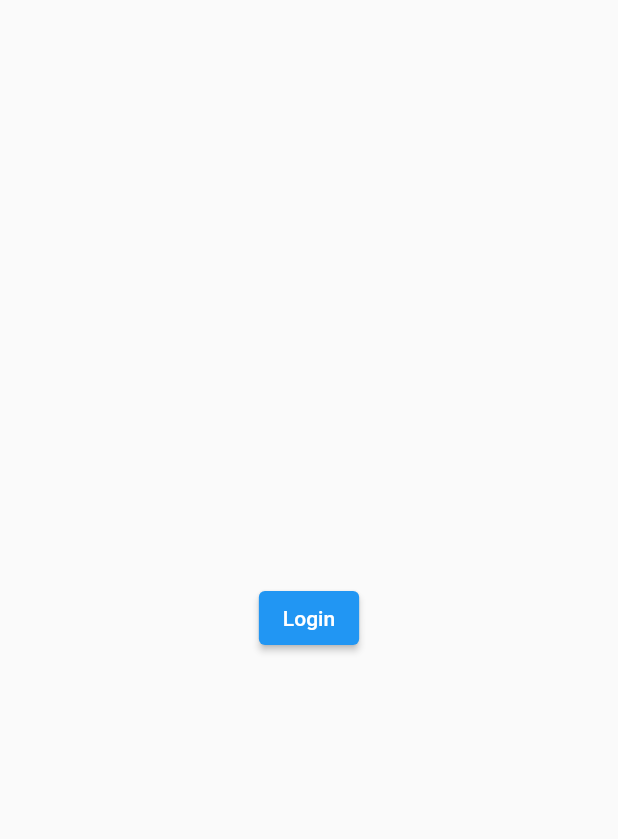
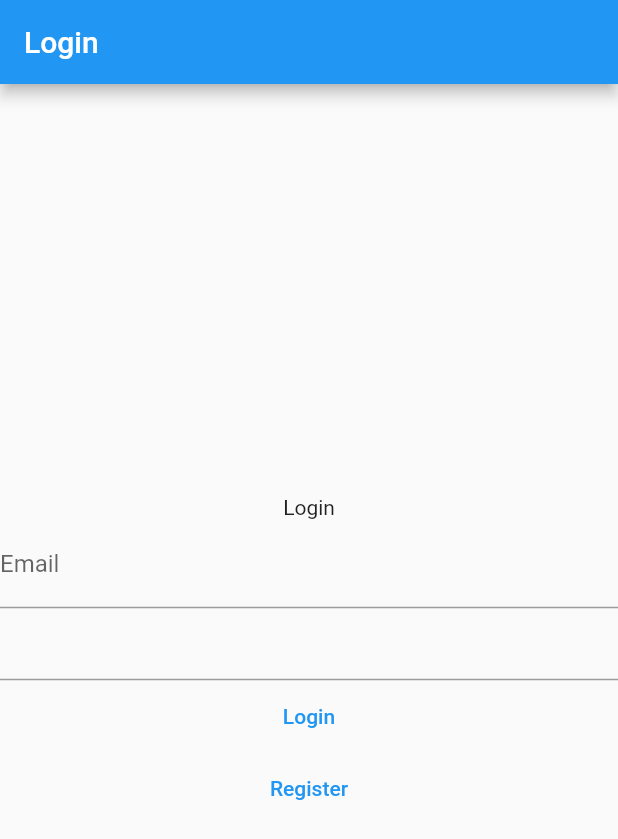
Before and after one commit to zyteo/lovely_money, a Flutter app: the screen it shows after launch, on a phone screen of 412 x 824 dp. Shown: the top 839 px of the screen. Run offline on Flutter 3.47's test engine with Material 2 defaults, Android fonts, the phone set to English and light mode, and no system bars.

Commit message:
setting up login page

```diff
--- a/lib/main.dart
+++ b/lib/main.dart
@@ -10,8 +10,10 @@ class LovelyMoney extends StatelessWidget {
   Widget build(BuildContext context) {
     return MaterialApp(
       title: 'Lovely Money',
+      //theme default dark mode
       theme: ThemeData(
         primarySwatch: Colors.blue,
+        visualDensity: VisualDensity.adaptivePlatformDensity,
       ),
       home: LoginScreen(),
       //route
--- /dev/null
+++ b/lib/models/login.dart
@@ -0,0 +1,31 @@
+import 'package:flutter/cupertino.dart';
+
+class Login extends ChangeNotifier {
+  String? _username;
+  String? _password;
+  String? _email;
+
+  String? get username => _username;
+  String? get password => _password;
+  String? get email => _email;
+
+  set username(String? value) {
+    _username = value;
+    notifyListeners();
+  }
+
+  set password(String? value) {
+    _password = value;
+    notifyListeners();
+  }
+
+  set email(String? value) {
+    _email = value;
+    notifyListeners();
+  }
+
+  // login function
+  void login() {
+    print('login');
+  }
+}
--- a/lib/screens/login.dart
+++ b/lib/screens/login.dart
@@ -1,6 +1,5 @@
-import 'package:flutter/src/foundation/key.dart';
-
 import 'package:flutter/material.dart';
+import 'package:lovely_money/models/login.dart';
 
 class LoginScreen extends StatefulWidget {
   static const String id = 'login_screen';
@@ -12,11 +11,40 @@ class LoginScreen extends StatefulWidget {
 class _LoginScreenState extends State<LoginScreen> {
   @override
   Widget build(BuildContext context) {
-    return Scaffold(
+    return //scaffold with a text of "login" and 2 textform fields, with 2 text buttons of login and register
+        Scaffold(
+      appBar: AppBar(
+        title: Text('Login'),
+      ),
       body: Center(
-        child: ElevatedButton(
-          child: Text('Login'),
-          onPressed: () {},
+        child: Column(
+          mainAxisAlignment: MainAxisAlignment.center,
+          children: <Widget>[
+            Text('Login'),
+            // textform field for the email
+            TextFormField(
+              decoration: InputDecoration(
+                labelText: 'Email',
+              ),
+              onChanged: (value) {
+                // do something with the email
+                // use provider to update the email
+              },
+            ),
+
+            TextFormField(),
+            TextButton(
+                onPressed: () {
+                  print('object');
+                },
+                child: Text('Login')),
+            //text button of register with decoration
+            TextButton(
+                onPressed: () {
+                  print('object2');
+                },
+                child: Text('Register')),
+          ],
         ),
       ),
     );
```
